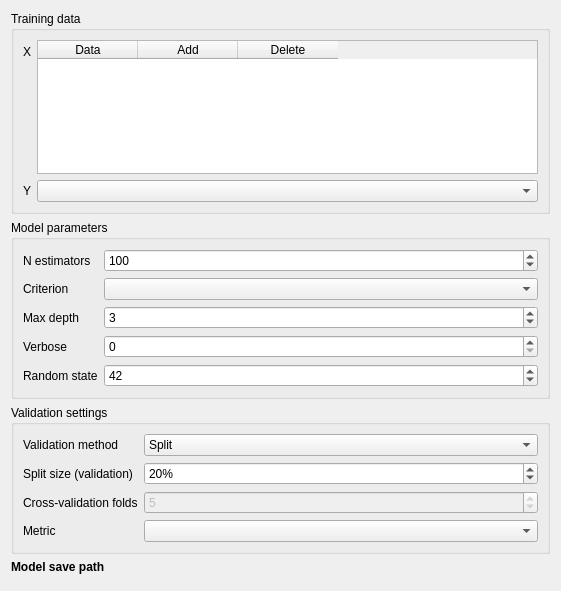
Qt form eis_qgis_plugin/resources/ui/model/wizard_model_random_forests_2.ui (GispoCoding/eis_qgis_plugin) before a commit.
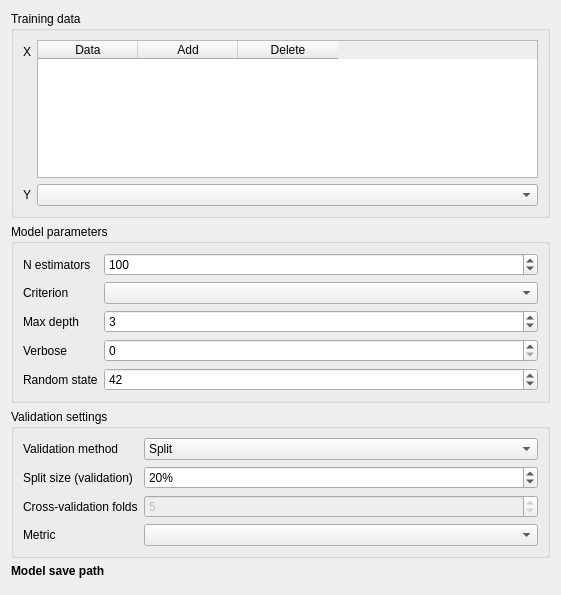
The same form after that commit. Custom widgets are drawn as their Qt base class.

Commit message: Add most tooltips to model UIs, add documentation

```diff
--- a/eis_qgis_plugin/resources/ui/model/wizard_model_random_forests_2.ui
+++ b/eis_qgis_plugin/resources/ui/model/wizard_model_random_forests_2.ui
@@ -7,7 +7,7 @@
     <x>0</x>
     <y>0</y>
     <width>561</width>
-    <height>591</height>
+    <height>595</height>
    </rect>
   </property>
   <property name="sizePolicy">
```
Left out of the diff: 22 changed lines with no effect on the pictures. The commit also changes 6 other files.
